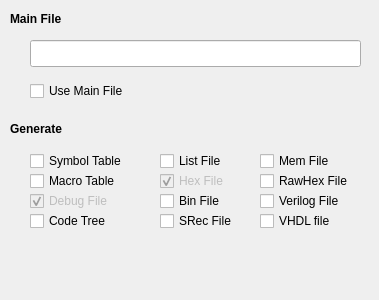
Qt form IDE/GUI/dialogs/projectcfg/projectcfg_compiler.ui (AbyssAbbeba/MDS-picoblaze-AVR-ide) before a commit.
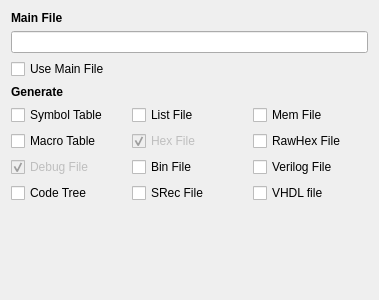
The same form after that commit.

```diff
--- a/IDE/GUI/dialogs/projectcfg/projectcfg_compiler.ui
+++ b/IDE/GUI/dialogs/projectcfg/projectcfg_compiler.ui
@@ -13,114 +13,19 @@
   <property name="windowTitle">
    <string>Form</string>
   </property>
-  <widget class="QLabel" name="label">
-   <property name="geometry">
-    <rect>
-     <x>10</x>
-     <y>10</y>
-     <width>66</width>
-     <height>17</height>
-    </rect>
-   </property>
-   <property name="font">
-    <font>
-     <weight>75</weight>
-     <bold>true</bold>
-    </font>
-   </property>
+  <layout class="QGridLayout" name="gridLayout">
+   <item row="7" column="2">
+    <widget class="QCheckBox" name="chckVHDLFile">
    <property name="text">
-    <string>Main File</string>
-   </property>
-  </widget>
-  <widget class="QLineEdit" name="leMain">
-   <property name="geometry">
-    <rect>
-     <x>30</x>
-     <y>40</y>
-     <width>331</width>
-     <height>27</height>
-    </rect>
-   </property>
-   <property name="autoFillBackground">
-    <bool>false</bool>
-   </property>
-   <property name="frame">
-    <bool>true</bool>
-   </property>
-   <property name="readOnly">
-    <bool>true</bool>
-   </property>
-  </widget>
-  <widget class="QLabel" name="label_2">
-   <property name="geometry">
-    <rect>
-     <x>10</x>
-     <y>120</y>
-     <width>66</width>
-     <height>17</height>
-    </rect>
-   </property>
-   <property name="font">
-    <font>
-     <weight>75</weight>
-     <bold>true</bold>
-    </font>
-   </property>
-   <property name="text">
-    <string>Generate</string>
-   </property>
-  </widget>
-  <widget class="QCheckBox" name="chckMain">
-   <property name="geometry">
-    <rect>
-     <x>30</x>
-     <y>80</y>
-     <width>121</width>
-     <height>22</height>
-    </rect>
-   </property>
-   <property name="text">
-    <string>Use Main File</string>
-   </property>
-  </widget>
-  <widget class="QCheckBox" name="chckSymbolTbl">
-   <property name="geometry">
-    <rect>
-     <x>30</x>
-     <y>150</y>
-     <width>121</width>
-     <height>22</height>
-    </rect>
-   </property>
-   <property name="text">
-    <string>Symbol Table</string>
-   </property>
-  </widget>
-  <widget class="QCheckBox" name="chckMacroTbl">
-   <property name="geometry">
-    <rect>
-     <x>30</x>
-     <y>170</y>
-     <width>121</width>
-     <height>22</height>
-    </rect>
-   </property>
-   <property name="text">
-    <string>Macro Table</string>
-   </property>
-  </widget>
+      <string>VHDL file</string>
+     </property>
+    </widget>
+   </item>
+   <item row="6" column="0">
   <widget class="QCheckBox" name="chckDbgFile">
    <property name="enabled">
     <bool>false</bool>
    </property>
-   <property name="geometry">
-    <rect>
-     <x>30</x>
-     <y>190</y>
-     <width>121</width>
-     <height>22</height>
-    </rect>
-   </property>
    <property name="text">
     <string>Debug File</string>
    </property>
@@ -131,129 +36,143 @@
     <bool>true</bool>
    </property>
   </widget>
+   </item>
+   <item row="5" column="0">
+    <widget class="QCheckBox" name="chckMacroTbl">
+     <property name="text">
+      <string>Macro Table</string>
+     </property>
+    </widget>
+   </item>
+   <item row="4" column="2">
+    <widget class="QCheckBox" name="chckMemFile">
+     <property name="text">
+      <string>Mem File</string>
+     </property>
+    </widget>
+   </item>
+   <item row="5" column="1">
+    <widget class="QCheckBox" name="chckHexFile">
+     <property name="enabled">
+      <bool>false</bool>
+     </property>
+     <property name="text">
+      <string>Hex File</string>
+     </property>
+     <property name="checked">
+      <bool>true</bool>
+     </property>
+    </widget>
+   </item>
+   <item row="7" column="0">
   <widget class="QCheckBox" name="chckCodeTree">
-   <property name="geometry">
-    <rect>
-     <x>30</x>
-     <y>210</y>
-     <width>121</width>
-     <height>22</height>
-    </rect>
-   </property>
    <property name="text">
     <string>Code Tree</string>
    </property>
   </widget>
+   </item>
+   <item row="7" column="1">
+    <widget class="QCheckBox" name="chckSRecFile">
+     <property name="text">
+      <string>SRec File</string>
+     </property>
+    </widget>
+   </item>
+   <item row="4" column="1">
   <widget class="QCheckBox" name="chckLstFile">
-   <property name="geometry">
-    <rect>
-     <x>160</x>
-     <y>150</y>
-     <width>97</width>
-     <height>22</height>
-    </rect>
-   </property>
    <property name="text">
     <string>List File</string>
    </property>
   </widget>
-  <widget class="QCheckBox" name="chckHexFile">
-   <property name="enabled">
-    <bool>false</bool>
-   </property>
-   <property name="geometry">
-    <rect>
-     <x>160</x>
-     <y>170</y>
-     <width>97</width>
-     <height>22</height>
-    </rect>
-   </property>
+   </item>
+   <item row="3" column="0">
+    <widget class="QLabel" name="label_2">
+     <property name="font">
+      <font>
+       <weight>75</weight>
+       <bold>true</bold>
+      </font>
+     </property>
+     <property name="text">
+      <string>Generate</string>
+     </property>
+    </widget>
+   </item>
+   <item row="4" column="0">
+    <widget class="QCheckBox" name="chckSymbolTbl">
    <property name="text">
-    <string>Hex File</string>
-   </property>
-   <property name="checked">
-    <bool>true</bool>
-   </property>
-  </widget>
+      <string>Symbol Table</string>
+     </property>
+    </widget>
+   </item>
+   <item row="5" column="2">
+    <widget class="QCheckBox" name="chckRawHexFile">
+     <property name="text">
+      <string>RawHex File</string>
+     </property>
+    </widget>
+   </item>
+   <item row="6" column="1">
   <widget class="QCheckBox" name="chckBinFile">
-   <property name="geometry">
-    <rect>
-     <x>160</x>
-     <y>190</y>
-     <width>97</width>
-     <height>22</height>
-    </rect>
-   </property>
    <property name="text">
     <string>Bin File</string>
    </property>
   </widget>
-  <widget class="QCheckBox" name="chckSRecFile">
-   <property name="geometry">
-    <rect>
-     <x>160</x>
-     <y>210</y>
-     <width>97</width>
-     <height>22</height>
-    </rect>
+   </item>
+   <item row="0" column="0">
+    <widget class="QLabel" name="label">
+     <property name="font">
+      <font>
+       <weight>75</weight>
+       <bold>true</bold>
+      </font>
    </property>
    <property name="text">
-    <string>SRec File</string>
-   </property>
-  </widget>
+      <string>Main File</string>
+     </property>
+    </widget>
+   </item>
+   <item row="6" column="2">
   <widget class="QCheckBox" name="chckVerilogFile">
-   <property name="geometry">
-    <rect>
-     <x>260</x>
-     <y>190</y>
-     <width>111</width>
-     <height>22</height>
-    </rect>
-   </property>
    <property name="text">
     <string>Verilog File</string>
    </property>
   </widget>
-  <widget class="QCheckBox" name="chckVHDLFile">
-   <property name="geometry">
-    <rect>
-     <x>260</x>
-     <y>210</y>
-     <width>97</width>
-     <height>22</height>
-    </rect>
-   </property>
-   <property name="text">
-    <string>VHDL file</string>
-   </property>
-  </widget>
-  <widget class="QCheckBox" name="chckRawHexFile">
-   <property name="geometry">
-    <rect>
-     <x>260</x>
-     <y>170</y>
-     <width>111</width>
-     <height>22</height>
-    </rect>
-   </property>
+   </item>
+   <item row="1" column="0" colspan="3">
+    <widget class="QLineEdit" name="leMain">
+     <property name="autoFillBackground">
+      <bool>false</bool>
+     </property>
+     <property name="frame">
+      <bool>true</bool>
+     </property>
+     <property name="readOnly">
+      <bool>true</bool>
+     </property>
+    </widget>
+   </item>
+   <item row="2" column="0">
+    <widget class="QCheckBox" name="chckMain">
    <property name="text">
-    <string>RawHex File</string>
-   </property>
-  </widget>
-  <widget class="QCheckBox" name="chckMemFile">
-   <property name="geometry">
-    <rect>
-     <x>260</x>
-     <y>150</y>
-     <width>97</width>
-     <height>22</height>
-    </rect>
-   </property>
-   <property name="text">
-    <string>Mem File</string>
-   </property>
-  </widget>
+      <string>Use Main File</string>
+     </property>
+    </widget>
+   </item>
+   <item row="8" column="0" colspan="2">
+    <spacer name="verticalSpacer">
+     <property name="orientation">
+      <enum>Qt::Vertical</enum>
+     </property>
+     <property name="sizeHint" stdset="0">
+      <size>
+       <width>20</width>
+       <height>40</height>
+      </size>
+     </property>
+    </spacer>
+   </item>
+  </layout>
  </widget>
  <resources/>
  <connections/>
```
Lines whose indentation alone changed are shown as unchanged.
